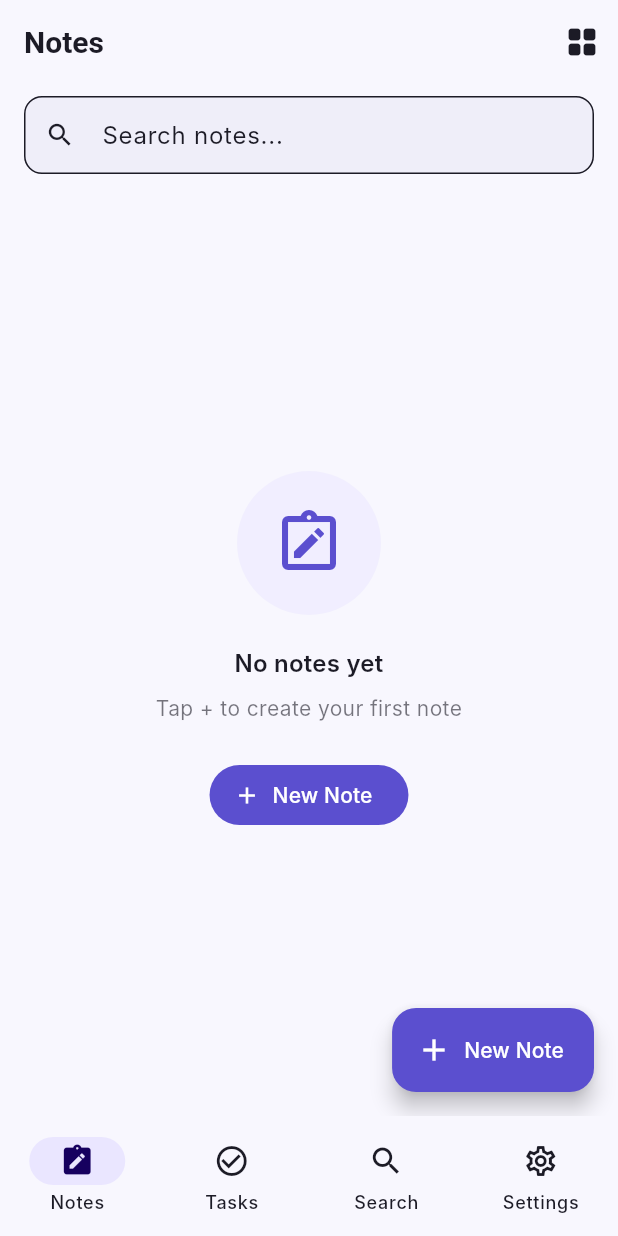
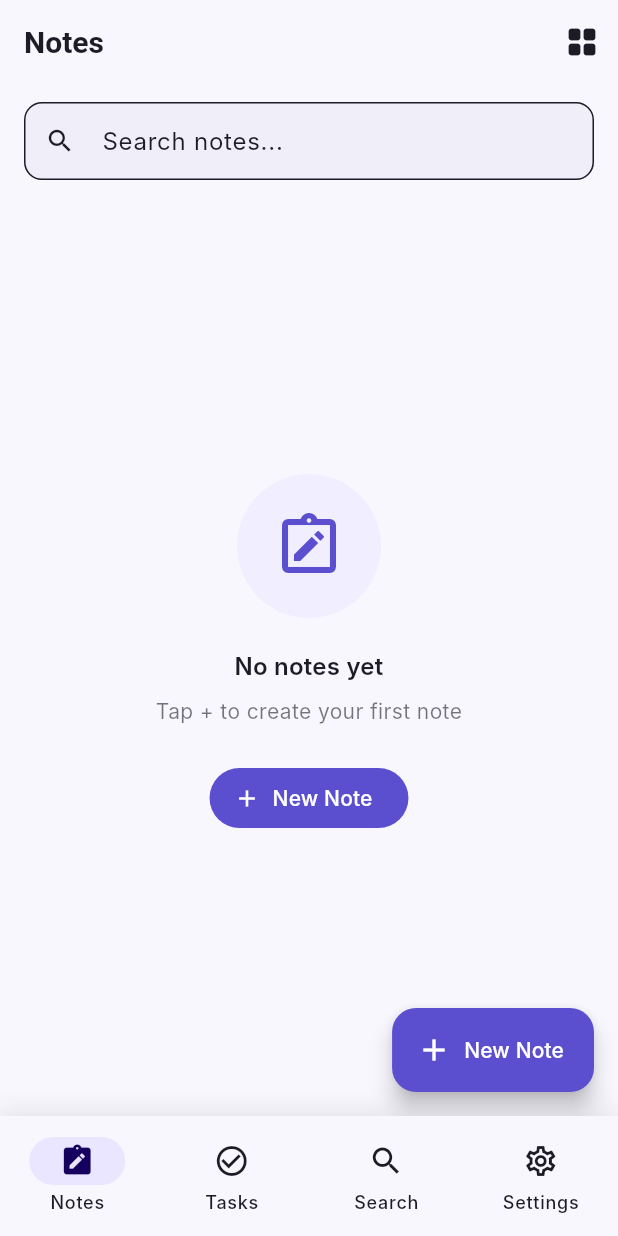
Before and after one commit to blAzinggrEEnONI/note_task, a Flutter app: the screen it shows after launch, on a phone screen of 412 x 824 dp. Run offline on Flutter 3.47's test engine with Material 3 defaults, Android fonts, the phone set to English and light mode, and no system bars; our stand-ins replace audioplayers, file_picker, flutter_local_notifications, flutter_riverpod, go_router, permission_handler and 4 more; missing offline and left inert: flutter_quill, record; accounts and stored records are empty; Roboto replaces fonts that are missing (Inter).

Commit message:
UI enhancements: improve visual hierarchy and shadows
- Add elevation and shadow effects to bottom navigation bar for better depth
- Enhance card and FAB styling with shadows in both light and dark themes
- Improve spacing and padding in notes and tasks list pages
- Better visual separation and interactive element elevation
- Smoother navigation transitions with improved shadow effects

```diff
--- a/lib/app/shell_page.dart
+++ b/lib/app/shell_page.dart
@@ -25,7 +25,17 @@ class ShellPage extends StatelessWidget {
 
     return Scaffold(
       body: child,
-      bottomNavigationBar: NavigationBar(
+      bottomNavigationBar: Container(
+        decoration: BoxDecoration(
+          boxShadow: [
+            BoxShadow(
+              color: Colors.black.withOpacity(0.08),
+              blurRadius: 12,
+              offset: const Offset(0, -4),
+            ),
+          ],
+        ),
+        child: NavigationBar(
           selectedIndex: currentIndex,
           onDestinationSelected: (i) => context.go(_tabs[i].path),
           backgroundColor: cs.surface,
@@ -39,6 +49,7 @@ class ShellPage extends StatelessWidget {
                   ))
               .toList(),
         ),
+      ),
     );
   }
 }
--- a/lib/app/theme/app_theme.dart
+++ b/lib/app/theme/app_theme.dart
@@ -21,13 +21,15 @@ class AppTheme {
           iconTheme: IconThemeData(color: AppColorScheme.light.onSurface),
         ),
         cardTheme: CardThemeData(
-          elevation: 0,
+          elevation: 2,
+          shadowColor: Colors.black.withOpacity(0.1),
           shape: RoundedRectangleBorder(borderRadius: BorderRadius.circular(16)),
           color: AppColorScheme.light.surfaceContainerLow,
         ),
         floatingActionButtonTheme: FloatingActionButtonThemeData(
           backgroundColor: AppColorScheme.light.primary,
           foregroundColor: AppColorScheme.light.onPrimary,
+          elevation: 6,
           shape: RoundedRectangleBorder(borderRadius: BorderRadius.circular(16)),
         ),
         inputDecorationTheme: InputDecorationTheme(
@@ -72,13 +74,15 @@ class AppTheme {
           iconTheme: IconThemeData(color: AppColorScheme.dark.onSurface),
         ),
         cardTheme: CardThemeData(
-          elevation: 0,
+          elevation: 2,
+          shadowColor: Colors.black.withOpacity(0.2),
           shape: RoundedRectangleBorder(borderRadius: BorderRadius.circular(16)),
           color: AppColorScheme.dark.surfaceContainerLow,
         ),
         floatingActionButtonTheme: FloatingActionButtonThemeData(
           backgroundColor: AppColorScheme.dark.primary,
           foregroundColor: AppColorScheme.dark.onPrimary,
+          elevation: 6,
           shape: RoundedRectangleBorder(borderRadius: BorderRadius.circular(16)),
         ),
         inputDecorationTheme: InputDecorationTheme(
--- a/lib/features/notes/presentation/notes_list_page.dart
+++ b/lib/features/notes/presentation/notes_list_page.dart
@@ -59,7 +59,7 @@ class _NotesListPageState extends ConsumerState<NotesListPage> {
         children: [
           // Search bar
           Padding(
-            padding: const EdgeInsets.fromLTRB(16, 8, 16, 8),
+            padding: const EdgeInsets.fromLTRB(16, 12, 16, 8),
             child: TextField(
               controller: _searchController,
               decoration: InputDecoration(
--- a/lib/features/tasks/presentation/tasks_list_page.dart
+++ b/lib/features/tasks/presentation/tasks_list_page.dart
@@ -72,7 +72,7 @@ class TasksListPage extends ConsumerWidget {
               : <Task>[];
 
           return ListView(
-            padding: const EdgeInsets.fromLTRB(16, 8, 16, 80),
+            padding: const EdgeInsets.fromLTRB(16, 12, 16, 80),
             children: [
               if (today.isNotEmpty) ...[
                 _SectionHeader(
@@ -80,17 +80,17 @@ class TasksListPage extends ConsumerWidget {
                     count: today.length,
                     color: Theme.of(context).colorScheme.primary),
                 ...today.map((t) => _TaskTile(task: t)),
-                const SizedBox(height: 16),
+                const SizedBox(height: 20),
               ],
               if (upcoming.isNotEmpty) ...[
                 _SectionHeader(title: 'Upcoming', count: upcoming.length),
                 ...upcoming.map((t) => _TaskTile(task: t)),
-                const SizedBox(height: 16),
+                const SizedBox(height: 20),
               ],
               if (noDeadline.isNotEmpty) ...[
                 _SectionHeader(title: 'No Date', count: noDeadline.length),
                 ...noDeadline.map((t) => _TaskTile(task: t)),
-                const SizedBox(height: 16),
+                const SizedBox(height: 20),
               ],
               if (completed.isNotEmpty) ...[
                 _SectionHeader(
```
Lines whose indentation alone changed are shown as unchanged.
